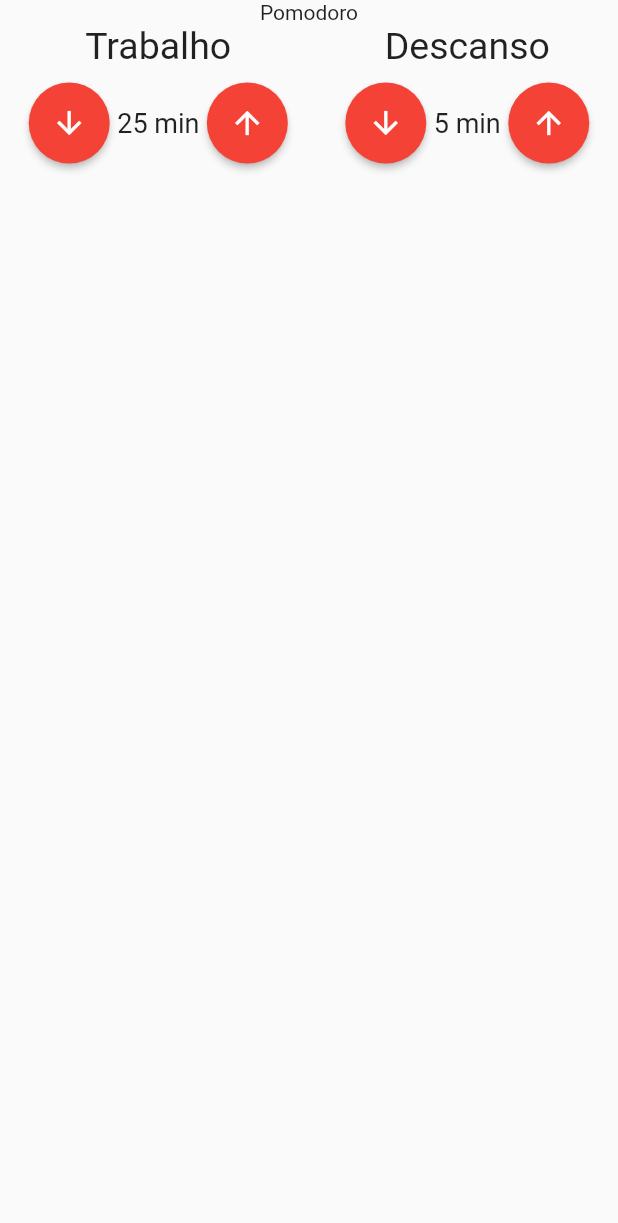
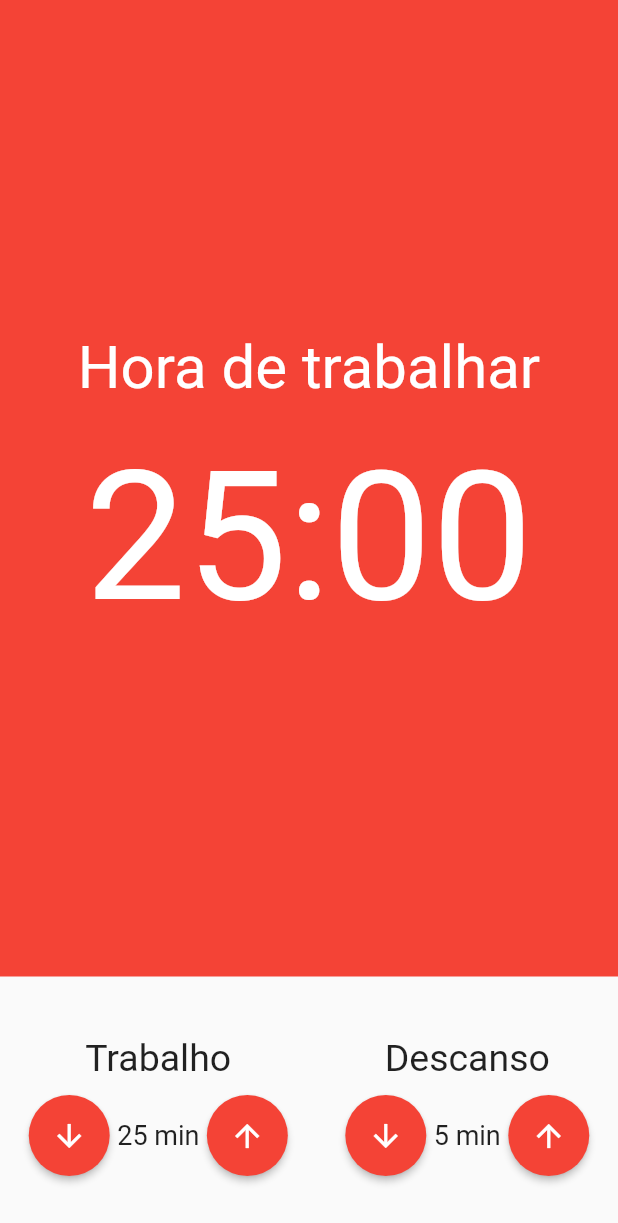
Before and after one commit to marcelinx/pomodoro-app, a Flutter app: the screen it shows after launch, on a phone screen of 412 x 824 dp. Shown: the top 1223 px of the screen. Run offline on Flutter 3.47's test engine with Material 2 defaults, Android fonts, the phone set to English and light mode, and no system bars; our stand-ins replace mobx; generated files the repository leaves out were written again.

Commit message:
criando componente cronometro

```diff
--- /dev/null
+++ b/lib/Cronometro.dart
@@ -0,0 +1,30 @@
+import 'package:flutter/material.dart';
+
+class Cronometro extends StatelessWidget {
+  const Cronometro({Key? key}) : super(key: key);
+
+  @override
+  Widget build(BuildContext context) {
+    return Container(
+      color: Colors.red,
+      child: const Column(
+        mainAxisAlignment: MainAxisAlignment.center,
+        crossAxisAlignment: CrossAxisAlignment.center,
+        children: [
+          Text(
+            'Hora de trabalhar',
+            style: TextStyle(fontSize: 40, color: Colors.white),
+          ),
+          SizedBox(height: 20),
+          Text(
+            '25:00',
+            style: TextStyle(
+              fontSize: 120,
+              color: Colors.white,
+            ),
+          ),
+        ],
+      ),
+    );
+  }
+}
--- a/lib/pages/Pomodoro.dart
+++ b/lib/pages/Pomodoro.dart
@@ -1,4 +1,5 @@
 import 'package:flutter/material.dart';
+import 'package:pomodoro/Cronometro.dart';
 import '../components/EntradaTempo.dart';
 
 class Pomodoro extends StatelessWidget {
@@ -8,14 +9,20 @@ class Pomodoro extends StatelessWidget {
   Widget build(BuildContext context) {
     return const Scaffold(
       body: Column(
+        crossAxisAlignment: CrossAxisAlignment.stretch,
         children: [
-          Text('Pomodoro'),
-          Row(
-            mainAxisAlignment: MainAxisAlignment.spaceAround,
-            children: [
-              EntradaTempo(titulo: 'Trabalho', valor: 25),
-              EntradaTempo(titulo: 'Descanso', valor: 5),
-            ],
+         Expanded(
+           child: Cronometro(),
+         ),
+          Padding(
+            padding: EdgeInsets.symmetric(vertical: 40),
+            child: Row(
+              mainAxisAlignment: MainAxisAlignment.spaceAround,
+              children: [
+                EntradaTempo(titulo: 'Trabalho', valor: 25),
+                EntradaTempo(titulo: 'Descanso', valor: 5),
+              ],
+            ),
           )
         ],
       ),
```
